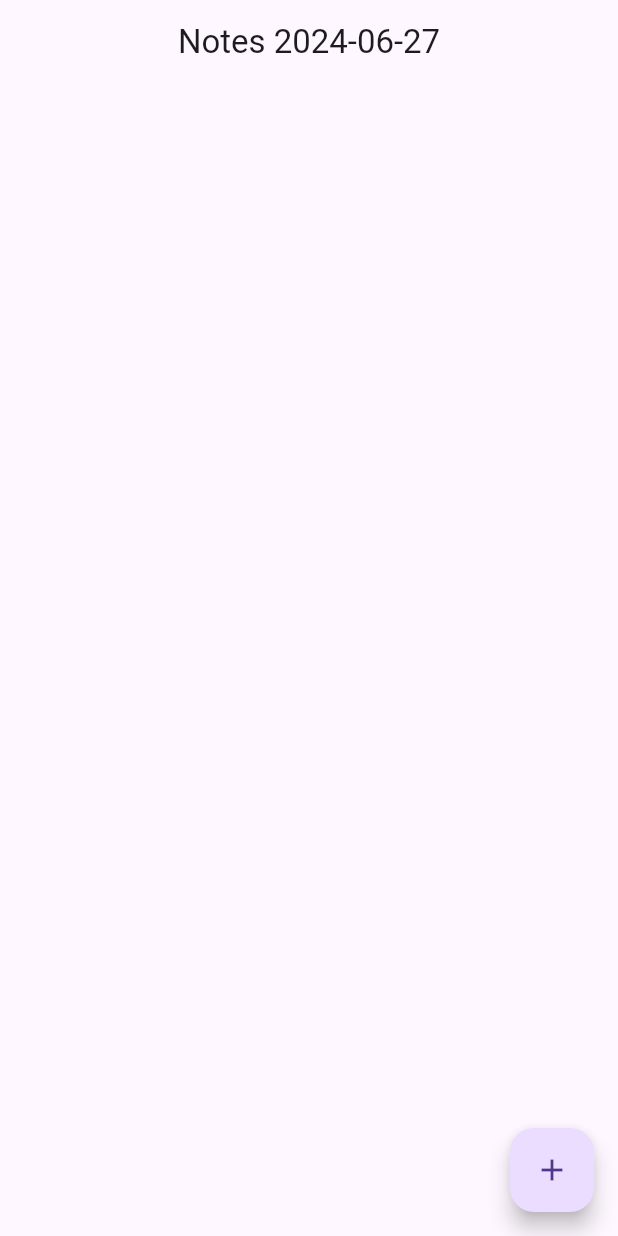
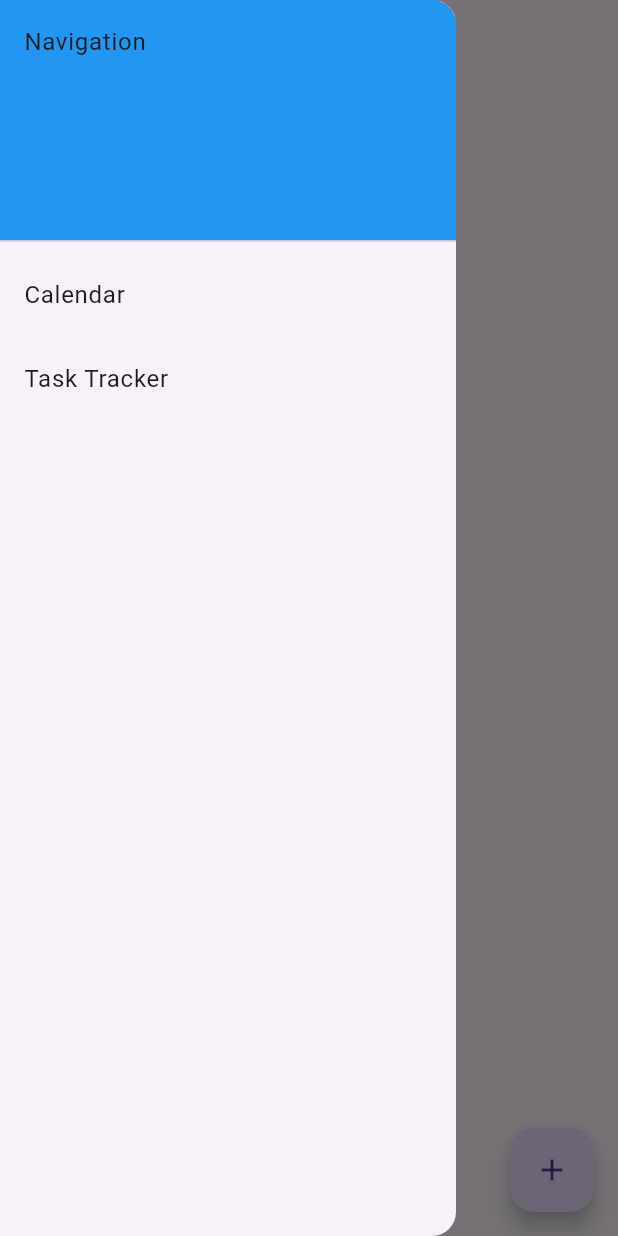
Before and after one commit to darkrimson/notes_app, a Flutter app: the screen it shows after launch, with the side drawer open (before the commit the screen has no drawer), on a phone screen of 412 x 824 dp. Run offline on Flutter 3.47's test engine with Material 3 defaults, Android fonts, the phone set to English and light mode, and no system bars; our stand-ins replace hive, hive_flutter, table_calendar; accounts and stored records are empty.

Commit message:
add calendar and tracker(?)

```diff
--- a/lib/main.dart
+++ b/lib/main.dart
@@ -4,7 +4,9 @@ import 'package:notes_app/pages/note_detail_page.dart';
 import 'package:provider/provider.dart';
 
 import 'models/note.dart';
+import 'pages/calendar_page.dart';
 import 'pages/home_page.dart';
+import 'pages/task_tracker_page.dart';
 import 'providers/note_provider.dart';
 
 void main() async {
@@ -29,6 +31,8 @@ class NotesApp extends StatelessWidget {
           routes: {
             '/home_page': (context) => const HomePage(),
             '/note_detail': (context) => const NoteDetailPage(),
+            '/calendar_page': (context) => const CalendarPage(),
+            '/task_tracker_page': (context) => const TaskTrackerPage(),
           }),
     );
   }
--- a/lib/models/note.dart
+++ b/lib/models/note.dart
@@ -13,5 +13,17 @@ class Note extends HiveObject {
   @HiveField(2)
   DateTime createdAt;
 
-  Note({required this.title, required this.content, required this.createdAt});
+  @HiveField(3)
+  DateTime date; // Добавлено свойство даты
+
+  @HiveField(4)
+  bool isCompleted = false; // Добавлено свойство для трекера задач
+
+  Note({
+    required this.title,
+    required this.content,
+    required this.createdAt,
+    required this.date,
+    this.isCompleted = false,
+  });
 }
--- a/lib/pages/home_page.dart
+++ b/lib/pages/home_page.dart
@@ -42,6 +42,30 @@ class HomePage extends StatelessWidget {
         onPressed: () => Navigator.pushNamed(context, '/note_detail'),
         child: const Icon(Icons.add),
       ),
+      drawer: Drawer(
+        child: ListView(
+          children: <Widget>[
+            const DrawerHeader(
+              child: Text('Navigation'),
+              decoration: BoxDecoration(
+                color: Colors.blue,
+              ),
+            ),
+            ListTile(
+              title: const Text('Calendar'),
+              onTap: () {
+                Navigator.pushNamed(context, '/calendar_page');
+              },
+            ),
+            ListTile(
+              title: const Text('Task Tracker'),
+              onTap: () {
+                Navigator.pushNamed(context, '/task_tracker_page');
+              },
+            ),
+          ],
+        ),
+      ),
     );
   }
 }
--- a/lib/pages/note_detail_page.dart
+++ b/lib/pages/note_detail_page.dart
@@ -59,6 +59,7 @@ class NoteDetailPage extends StatelessWidget {
                     title: title,
                     content: content,
                     createdAt: DateTime.now(),
+                    date: DateTime.now(),
                   );
                   noteProvider.addNote(newNote);
                 } else {
--- a/pubspec.yaml
+++ b/pubspec.yaml
@@ -39,6 +39,7 @@ dependencies:
   hive: ^2.2.3
   hive_flutter:
   intl: ^0.19.0
+  table_calendar: ^3.1.2
 
 
 dev_dependencies:
```
Also changed, not shown: lib/pages/calendar_page.dart (added, +75 -0 lines), lib/pages/task_tracker_page.dart (added, +75 -0 lines), lib/providers/note_provider.dart (+32 -1 lines), lib/models/note.g.dart, pubspec.lock.
